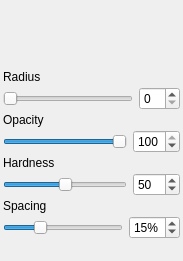
The window that src/client/ui/simplesettings.ui (drawpile/Drawpile) describes before a commit, drawn with Qt 5.
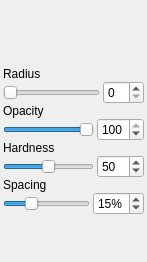
The same window after the commit. Custom widgets are drawn as their Qt base class.

Diff of the .ui file:
```diff
--- a/src/client/ui/simplesettings.ui
+++ b/src/client/ui/simplesettings.ui
@@ -5,8 +5,8 @@
    <rect>
     <x>0</x>
     <y>0</y>
-    <width>183</width>
-    <height>261</height>
+    <width>147</width>
+    <height>262</height>
    </rect>
   </property>
   <property name="windowTitle" >
@@ -17,7 +17,7 @@
     <number>3</number>
    </property>
    <property name="spacing" >
-    <number>3</number>
+    <number>0</number>
    </property>
    <item>
     <widget class="BrushPreview" name="preview" >
@@ -56,7 +56,7 @@
       <number>0</number>
      </property>
      <property name="spacing" >
-      <number>6</number>
+      <number>3</number>
      </property>
      <item>
       <widget class="QSlider" name="brushsize" >
@@ -96,7 +96,7 @@
       <number>0</number>
      </property>
      <property name="spacing" >
-      <number>6</number>
+      <number>3</number>
      </property>
      <item>
       <widget class="QSlider" name="brushopacity" >
@@ -142,7 +142,7 @@
       <number>0</number>
      </property>
      <property name="spacing" >
-      <number>6</number>
+      <number>3</number>
      </property>
      <item>
       <widget class="QSlider" name="brushhardness" >
@@ -188,7 +188,7 @@
       <number>0</number>
      </property>
      <property name="spacing" >
-      <number>6</number>
+      <number>3</number>
      </property>
      <item>
       <widget class="QSlider" name="brushspacing" >
@@ -231,8 +231,8 @@
      </property>
      <property name="sizeHint" >
       <size>
-       <width>50</width>
-       <height>16</height>
+       <width>5</width>
+       <height>5</height>
       </size>
      </property>
     </spacer>
```
